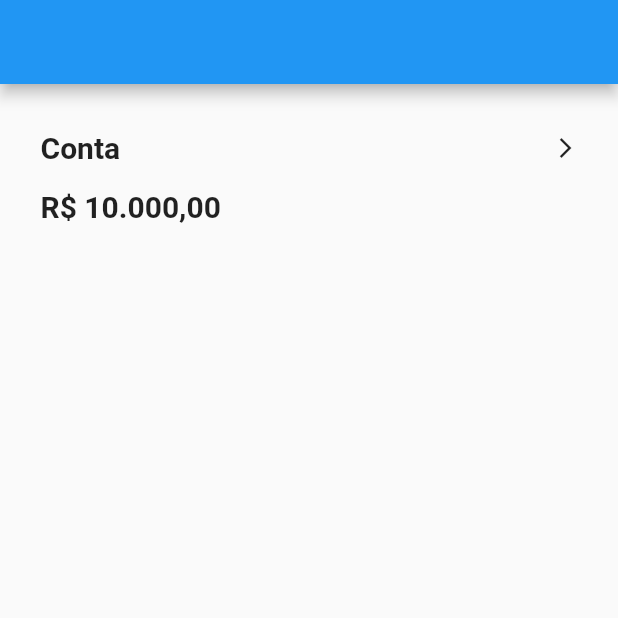
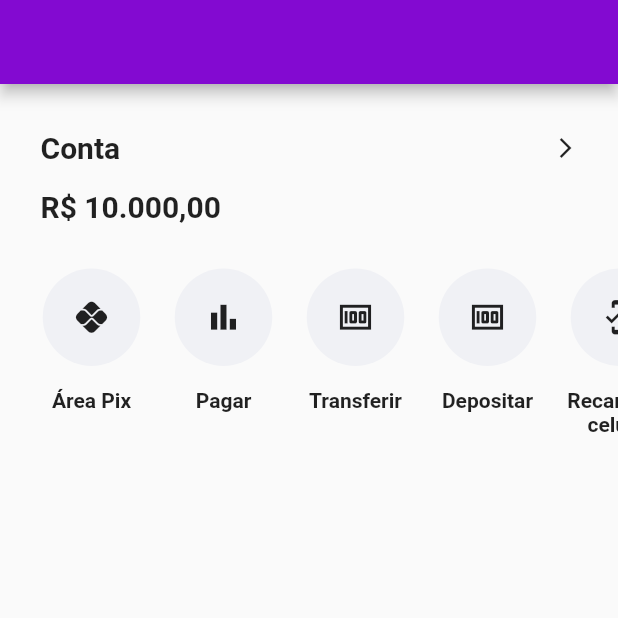
Before and after one commit to ArthurReichert/nubank_app, a Flutter app: the screen it shows after launch, on a phone screen of 412 x 824 dp, the top half of it. Run offline on Flutter 3.47's test engine with Material 2 defaults, Android fonts, the phone set to English and light mode, and no system bars.

Commit message:
finished shortcut_scrollbar

```diff
--- a/lib/presentation/screens/home_page.dart
+++ b/lib/presentation/screens/home_page.dart
@@ -3,6 +3,8 @@
 import 'package:flutter/material.dart';
 
 import 'widgets/account_balance.dart';
+import 'widgets/shortcut_scrollbar.dart';
+import '../themes/theme_colors.dart';
 
 class HomePage extends StatefulWidget {
   const HomePage({Key? key}) : super(key: key);
@@ -15,10 +17,13 @@ class _HomePageState extends State<HomePage> {
   @override
   Widget build(BuildContext context) {
     return Scaffold(
-      appBar: AppBar(),
+      appBar: AppBar(
+        backgroundColor: AppColor.primaryColor,
+      ),
       body: Column(
         children: [
           AccountBalance(),
+          ShortcutScrollbar(),
         ],
       ),
     );
--- a/lib/presentation/screens/widgets/shortchut_scrollbar/shortcut_scrollbar_item.dart
+++ b/lib/presentation/screens/widgets/shortchut_scrollbar/shortcut_scrollbar_item.dart
@@ -2,7 +2,13 @@ import 'package:flutter/material.dart';
 import '../../../themes/theme_colors.dart';
 
 class ShortcutScrollbarItem extends StatefulWidget {
-  const ShortcutScrollbarItem({Key? key}) : super(key: key);
+  final IconData icon;
+  final String label1;
+  final String? label2;
+
+  const ShortcutScrollbarItem(
+      {Key? key, required this.icon, required this.label1, this.label2})
+      : super(key: key);
 
   @override
   State<ShortcutScrollbarItem> createState() => _ShortcutScrollbarItemState();
@@ -12,20 +18,38 @@ class _ShortcutScrollbarItemState extends State<ShortcutScrollbarItem> {
   @override
   Widget build(BuildContext context) {
     return Column(
-      mainAxisAlignment: MainAxisAlignment.center,
       children: [
         RawMaterialButton(
-          onPressed: () {},
-          elevation: 2.0,
+          onPressed: () { },
+          elevation: 0,
+          disabledElevation: 0,
           fillColor: AppColor.backgroundGreyColor,
           child: Icon(
-            Icons.pix,
-            size: 35.0,
+            widget.icon,
+            size: 25.0,
           ),
-          padding: EdgeInsets.all(15.0),
+          padding: EdgeInsets.all(20.0),
           shape: CircleBorder(),
         ),
-        Text('Área Pix')
+        SizedBox(
+          height: 15,
+        ),
+        Column(
+          children: [
+            Text(
+              widget.label1,
+              style: TextStyle(
+                fontWeight: FontWeight.bold,
+              ),
+            ),
+            Text(
+              widget.label2 ?? '',
+              style: TextStyle(
+                fontWeight: FontWeight.bold,
+              ),
+            )
+          ],
+        ),
       ],
     );
   }
--- a/lib/presentation/screens/widgets/shortcut_scrollbar.dart
+++ b/lib/presentation/screens/widgets/shortcut_scrollbar.dart
@@ -1,4 +1,6 @@
 import 'package:flutter/material.dart';
+
+import 'shortchut_scrollbar/shortcut_scrollbar_item.dart';
 
 class ShortcutScrollbar extends StatefulWidget {
   const ShortcutScrollbar({Key? key}) : super(key: key);
@@ -14,9 +16,20 @@ class _ShortcutScrollbarState extends State<ShortcutScrollbar> {
       child: SingleChildScrollView(
         scrollDirection: Axis.horizontal,
         child: Padding(
-          padding: const EdgeInsets.all(8.0),
+          padding: const EdgeInsets.only(top: 30, left: 17),
           child: Row(
-
+            crossAxisAlignment: CrossAxisAlignment.start,
+            children: [
+              ShortcutScrollbarItem(icon: Icons.pix, label1: "Área Pix",),
+              ShortcutScrollbarItem(icon: Icons.bar_chart_outlined, label1: "Pagar",),
+              ShortcutScrollbarItem(icon: Icons.money, label1: "Transferir",),
+              ShortcutScrollbarItem(icon: Icons.money, label1: "Depositar",),
+              ShortcutScrollbarItem(icon: Icons.mobile_friendly, label1: "Recarregar", label2: "celular",),
+              ShortcutScrollbarItem(icon: Icons.monetization_on, label1: "Cobrar",),
+              ShortcutScrollbarItem(icon: Icons.heart_broken, label1: "Doação",),
+              ShortcutScrollbarItem(icon: Icons.attach_money, label1: "Transferir", label2: "Internac.",),
+              ShortcutScrollbarItem(icon: Icons.auto_graph, label1: "Investir",)
+            ],
           ),
         ),
       ),
```
